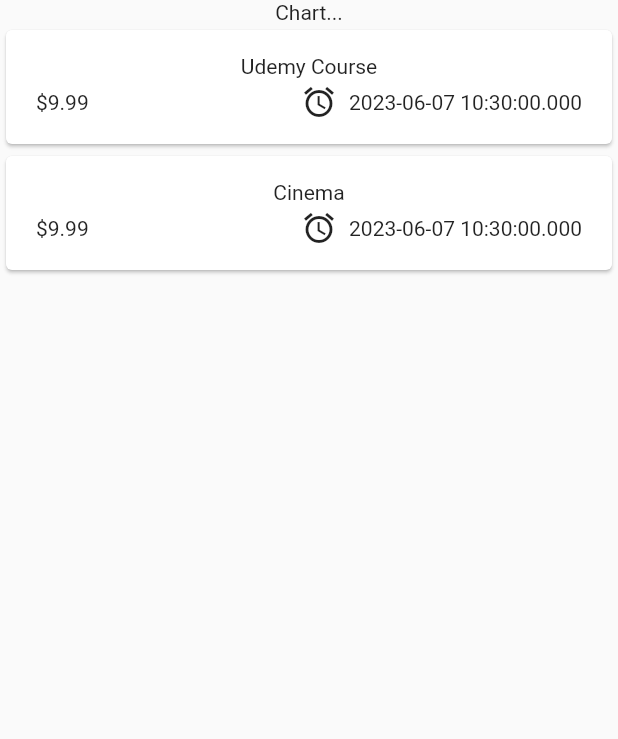
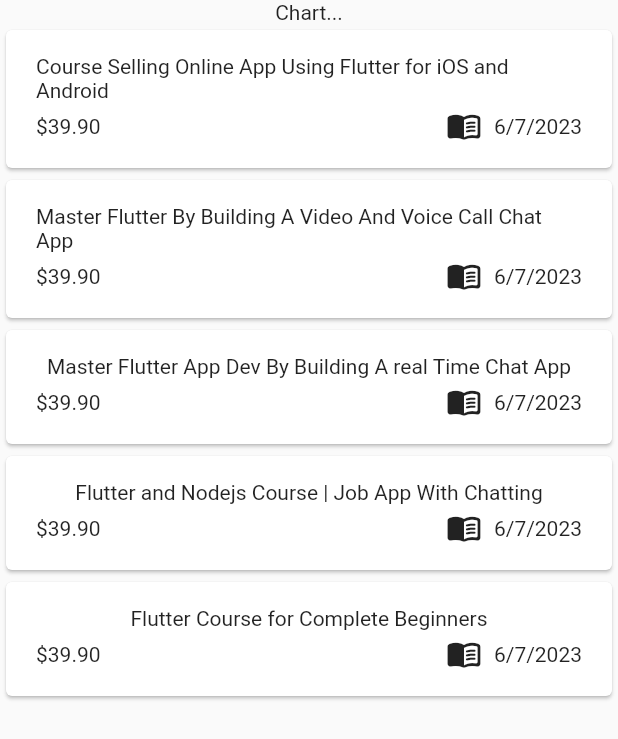
Before and after one commit to eacardenase/flutter-expense-tracker, a Flutter app: the screen it shows after launch, on a phone screen of 412 x 824 dp. Shown: the top 739 px of the screen. Run offline on Flutter 3.47's test engine with Material 2 defaults, Android fonts, the phone set to English and light mode, and no system bars.

Commit message:
feat: add category icons and formatted dates to expense item

```diff
--- a/lib/models/expense.dart
+++ b/lib/models/expense.dart
@@ -1,6 +1,10 @@
+import 'package:flutter/material.dart';
+
 import 'package:uuid/uuid.dart';
+import 'package:intl/intl.dart';
 
 const uuid = Uuid();
+final dateFormatter = DateFormat.yMd();
 
 enum ExpenseCategory {
   food,
@@ -9,6 +13,14 @@ enum ExpenseCategory {
   work,
   learning,
 }
+
+const categoryIcons = {
+  ExpenseCategory.food: Icons.lunch_dining_rounded,
+  ExpenseCategory.travel: Icons.flight_takeoff_rounded,
+  ExpenseCategory.leisure: Icons.movie_rounded,
+  ExpenseCategory.work: Icons.work_rounded,
+  ExpenseCategory.learning: Icons.menu_book_rounded,
+};
 
 class Expense {
   Expense({
@@ -23,4 +35,8 @@ class Expense {
   final double amount;
   final DateTime date;
   final ExpenseCategory category;
+
+  String get formattedDate {
+    return dateFormatter.format(date);
+  }
 }
--- a/lib/widgets/expenses.dart
+++ b/lib/widgets/expenses.dart
@@ -15,16 +15,34 @@ class Expenses extends StatefulWidget {
 class _ExpensesState extends State<Expenses> {
   final List<Expense> _registeredExpenses = [
     Expense(
-      title: 'Udemy Course',
-      amount: 9.99,
+      title: 'Course Selling Online App Using Flutter for iOS and Android',
+      amount: 39.900,
       date: DateTime.now(),
       category: ExpenseCategory.learning,
     ),
     Expense(
-      title: 'Cinema',
-      amount: 9.99,
+      title: 'Master Flutter By Building A Video And Voice Call Chat App',
+      amount: 39.900,
       date: DateTime.now(),
-      category: ExpenseCategory.leisure,
+      category: ExpenseCategory.learning,
+    ),
+    Expense(
+      title: 'Master Flutter App Dev By Building A real Time Chat App',
+      amount: 39.900,
+      date: DateTime.now(),
+      category: ExpenseCategory.learning,
+    ),
+    Expense(
+      title: 'Flutter and Nodejs Course | Job App With Chatting',
+      amount: 39.900,
+      date: DateTime.now(),
+      category: ExpenseCategory.learning,
+    ),
+    Expense(
+      title: 'Flutter Course for Complete Beginners',
+      amount: 39.900,
+      date: DateTime.now(),
+      category: ExpenseCategory.learning,
     ),
   ];
 
--- a/lib/widgets/expenses_list/expense_item.dart
+++ b/lib/widgets/expenses_list/expense_item.dart
@@ -34,14 +34,14 @@ class ExpenseItem extends StatelessWidget {
                 const Spacer(), // does what it's names implies
                 Row(
                   children: [
-                    const Icon(
-                      Icons.alarm,
+                    Icon(
+                      categoryIcons[expense.category],
                     ),
                     const SizedBox(
                       width: 8,
                     ),
                     Text(
-                      expense.date.toString(),
+                      expense.formattedDate,
                     )
                   ],
                 )
--- a/pubspec.yaml
+++ b/pubspec.yaml
@@ -36,6 +36,7 @@ dependencies:
   # Use with the CupertinoIcons class for iOS style icons.
   cupertino_icons: ^1.0.2
   uuid: ^3.0.7
+  intl: ^0.18.1
 
 dev_dependencies:
   flutter_test:
```
Also changed, not shown: pubspec.lock.
